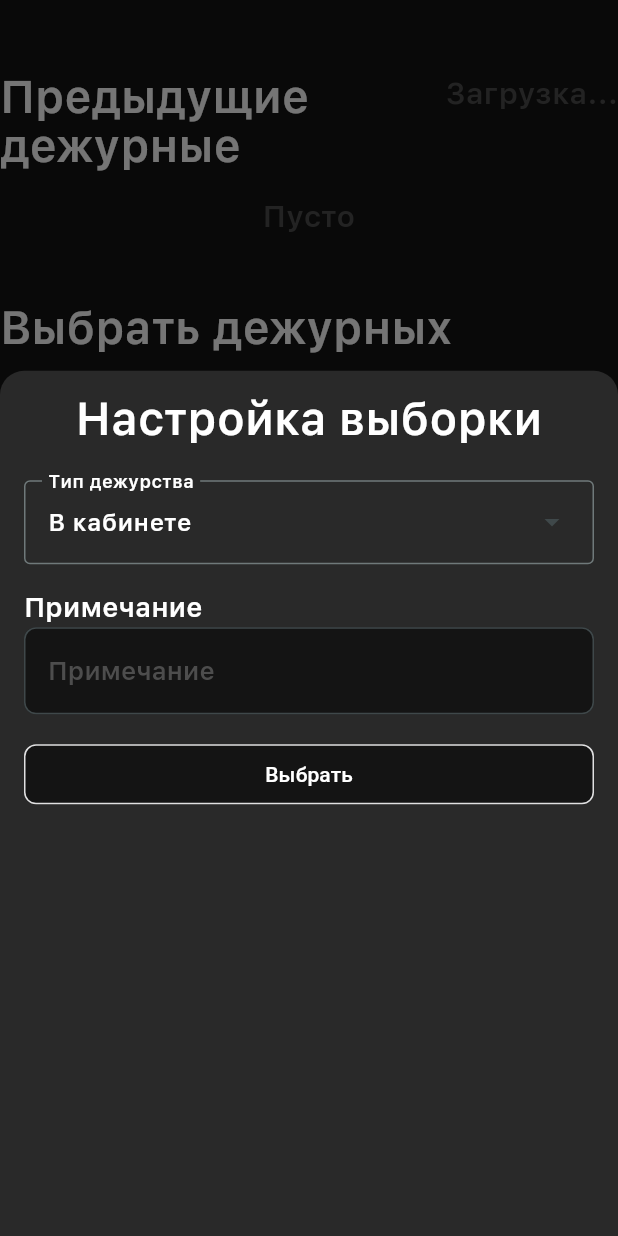
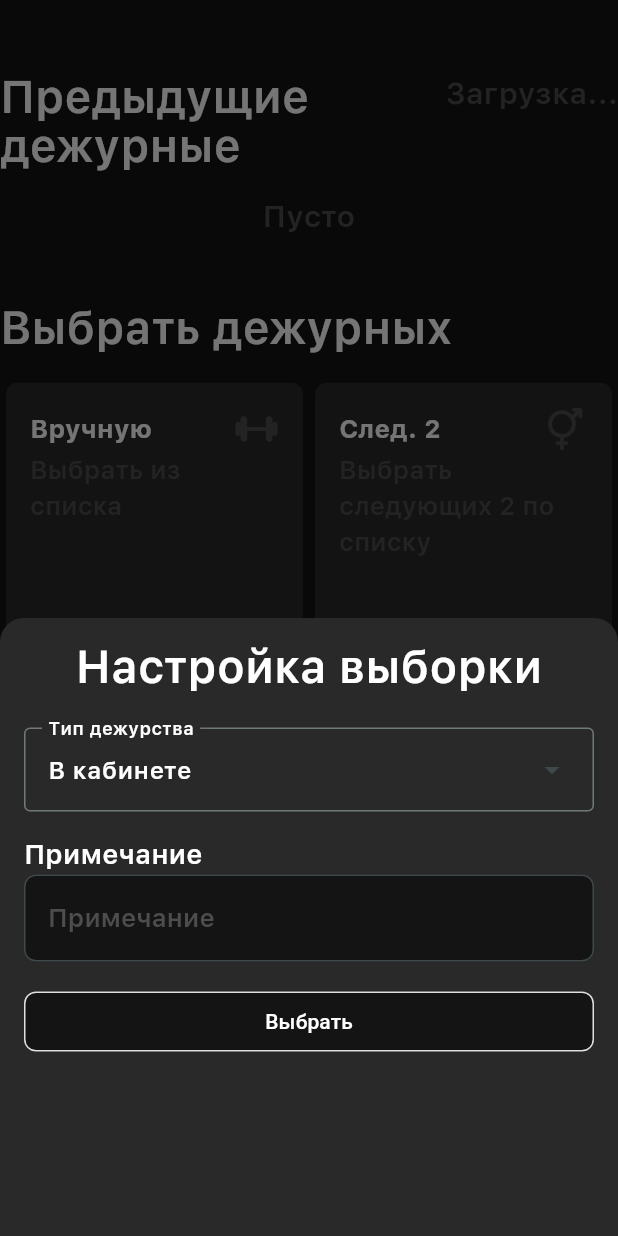
Before and after one commit to Sosisska123/duty-selector, a Flutter app: the screen it shows after launch, after a tap on "Вручную", on a phone screen of 412 x 824 dp. Run offline on Flutter 3.47's test engine with Material 3 defaults, Android fonts, the phone set to English and light mode, and no system bars; drawn by our look-alikes of persistent_bottom_nav_bar; our stand-ins replace ionicons, logger, sqflite; accounts and stored records are empty.

Commit message:
(wip) add missing students handling, fix visuals

```diff
--- a/lib/features/presentation/screens/home.dart
+++ b/lib/features/presentation/screens/home.dart
@@ -51,6 +51,12 @@ class _HomeScreenState extends State<HomeScreen> {
   }
 
   void showSnack(List<Student> e) {
+    // FIXME: The following assertion was thrown during a scheduler callback:
+    // There are multiple heroes that share the same tag within a subtree.
+    // Within each subtree for which heroes are to be animated (i.e. a PageRoute subtree), each Hero must
+    // have a unique non-null tag.
+    // In this case, multiple heroes had the following tag: <SnackBar Hero tag - Text("Выбрано ")>
+    // ├# Here is the subtree for one of the offending heroes: Hero
     final snackBar = SnackBar(
       content: Text('Выбрано ${e.map((e) => e.initials).join(', ')}'),
     );
--- a/lib/features/presentation/screens/lists/group_list.dart
+++ b/lib/features/presentation/screens/lists/group_list.dart
@@ -51,7 +51,7 @@ class GroupList extends StatelessWidget {
   Future<StudentsList> _getStudentsList() async {
     final manager = StudentManager(databaseService);
     manager.initStudentsMap(await databaseService.getStudents());
-    manager.addSickStudentsFromDB();
+    manager.getAbsentStudentsFromDB();
 
     return StudentsList(studentManager: manager, onlyHistory: true);
   }
--- a/lib/features/presentation/screens/modal/selection_modal.dart
+++ b/lib/features/presentation/screens/modal/selection_modal.dart
@@ -22,10 +22,12 @@ class SelectionModal extends StatelessWidget {
 
   @override
   Widget build(BuildContext context) {
+    String dutyType = _entries()[0].label;
+
     return Container(
       alignment: AlignmentGeometry.topCenter,
       padding: EdgeInsetsGeometry.all(AppSpacing.medium),
-      decoration: BoxDecoration(
+      decoration: const BoxDecoration(
         color: AppColors.secondary,
         borderRadius: BorderRadius.vertical(
           top: Radius.circular(AppSpacing.medium),
@@ -38,29 +40,22 @@ class SelectionModal extends StatelessWidget {
               controller: scrollController,
               shrinkWrap: true,
               children: [
-                Center(child: TitleText(text: 'Настройка выборки')),
-                SizedBox(height: AppSpacing.large),
+                const Center(child: TitleText(text: 'Настройка выборки')),
+                const SizedBox(height: AppSpacing.large),
                 DropdownMenu(
                   label: Text('Тип дежурства', style: AppTextStyles.regular),
                   initialSelection: 1,
                   enableFilter: true,
                   textStyle: AppTextStyles.regular,
                   width: MediaQuery.of(context).size.width,
-                  dropdownMenuEntries: _entries().toList(),
+                  dropdownMenuEntries: _entries(),
+                  onSelected: (value) {
+                    _entries()[value!];
+                  },
                 ),
-                SizedBox(height: AppSpacing.medium),
-                // Text('Кол-во человек', style: AppTextStyles.bigRegular),
-                // TextField(
-                //   keyboardType: TextInputType.number,
-                //   decoration: InputDecoration(
-                //     hintText: 'Кол-во человек',
-                //     hintStyle: AppTextStyles.smallAccent,
-                //   ),
-                //   style: AppTextStyles.regular,
-                // ),
-                // SizedBox(height: AppSpacing.medium),
-                Text('Примечание', style: AppTextStyles.bigRegular),
-                TextField(
+                const SizedBox(height: AppSpacing.medium),
+                const Text('Примечание', style: AppTextStyles.bigRegular),
+                const TextField(
                   autocorrect: true,
                   decoration: InputDecoration(
                     hintText: 'Примечание',
@@ -68,9 +63,9 @@ class SelectionModal extends StatelessWidget {
                   ),
                   style: AppTextStyles.regular,
                 ),
-                SizedBox(height: AppSpacing.medium),
+                const SizedBox(height: AppSpacing.medium),
                 ElevatedButton(
-                  onPressed: () => _selectStudents(context),
+                  onPressed: () => _selectStudents(context, dutyType),
                   child: Text('Выбрать'),
                 ),
               ],
@@ -92,13 +87,14 @@ class SelectionModal extends StatelessWidget {
     return entries;
   }
 
-  void _selectStudents(BuildContext context) {
+  void _selectStudents(BuildContext context, String dutyType) {
     PersistentNavBarNavigator.pop(context);
     PersistentNavBarNavigator.pushNewScreen(
       context,
       screen: StudentsPage(
         databaseService: databaseService,
         selectionType: selectionType,
+        dutyType: dutyType,
       ),
       withNavBar: false,
     );
--- a/lib/features/presentation/widgets/quick_access/last_duties.dart
+++ b/lib/features/presentation/widgets/quick_access/last_duties.dart
@@ -43,13 +43,6 @@ class _LastDutiesState extends State<LastDuties> {
 
   @override
   Widget build(BuildContext context) {
-    return generateWidget();
-  }
-
-  Column generateWidget({
-    String? lastDutyDate,
-    List<Student>? lastDutyStudents,
-  }) {
     return Column(
       spacing: AppSpacing.medium,
       children: [
@@ -57,18 +50,11 @@ class _LastDutiesState extends State<LastDuties> {
           mainAxisAlignment: MainAxisAlignment.spaceBetween,
           crossAxisAlignment: CrossAxisAlignment.start,
           children: [
-            TitleText(text: "Предыдущие\nдежурные"),
-            lastDutyDate == null
-                ? getLastDutyDateText()
-                : getLastDutyDateTextSync(lastDutyDate),
+            const TitleText(text: "Предыдущие\nдежурные"),
+            getLastDutyDateText(),
           ],
         ),
-        SizedBox(
-          height: 40,
-          child: lastDutyStudents == null
-              ? getLastDutyStudents()
-              : getLastDutyStudentsSync(lastDutyStudents),
-        ),
+        SizedBox(height: 40, child: getLastDutyStudents()),
       ],
     );
   }
--- a/lib/features/presentation/widgets/quick_access/select_duty.dart
+++ b/lib/features/presentation/widgets/quick_access/select_duty.dart
@@ -79,7 +79,7 @@ class SelectDuty extends StatelessWidget {
       backgroundColor: Colors.transparent,
       builder: (BuildContext context) {
         return DraggableScrollableSheet(
-          initialChildSize: 0.7,
+          initialChildSize: 0.5,
           minChildSize: 0.4,
           maxChildSize: 0.9,
           expand: false,
```
Also changed, not shown: lib/features/data/absence_type.dart (+16 -1 lines), lib/features/data/database.dart (+51 -2 lines), lib/features/domain/duty_selection/student_manager.dart (+23 -3 lines), lib/features/presentation/screens/list.dart (+7 -6 lines), lib/features/presentation/screens/lists/attendance_list.dart (+1 -6 lines).
